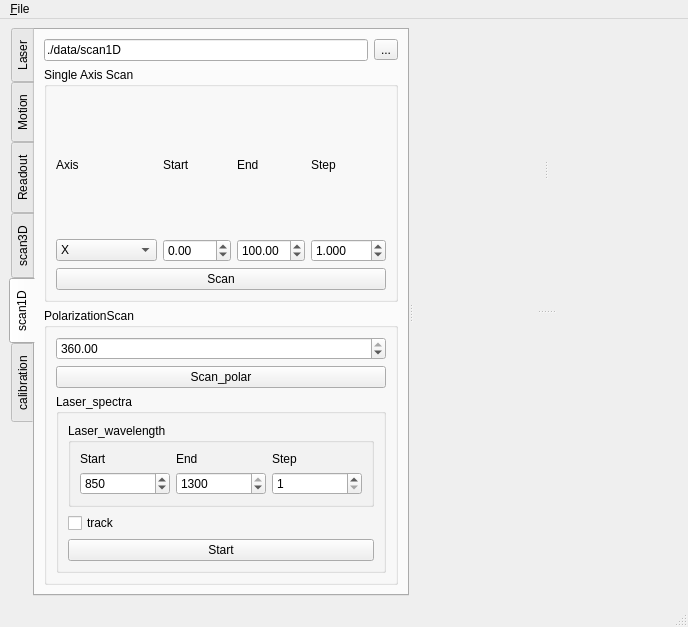
Old version of the form microV.ui in the repository xkronosua/microV.
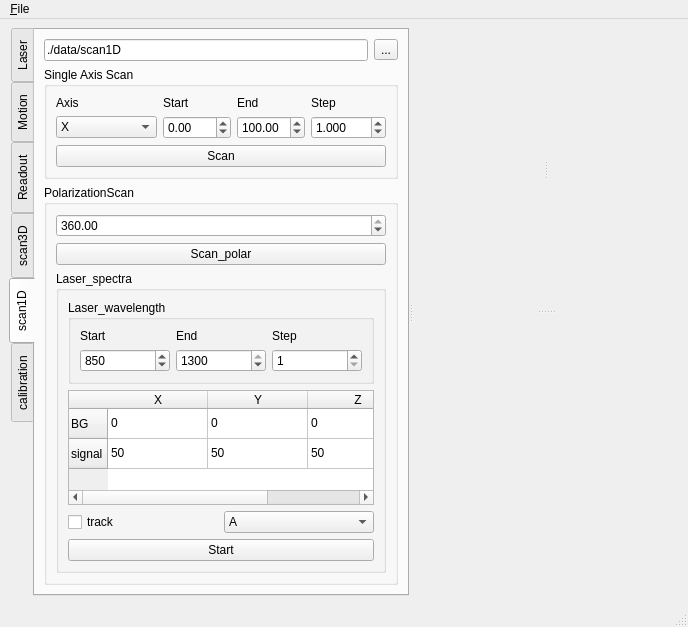
New version of the form. The open tabs and pages were chosen to show the change.

What changed in the file:
```diff
--- a/microV.ui
+++ b/microV.ui
@@ -31,7 +31,7 @@
         <enum>QTabWidget::West</enum>
        </property>
        <property name="currentIndex">
-        <number>4</number>
+        <number>2</number>
        </property>
        <widget class="QWidget" name="Laser">
         <attribute name="title">
@@ -149,8 +149,8 @@
              <rect>
               <x>0</x>
               <y>0</y>
-              <width>224</width>
-              <height>148</height>
+              <width>196</width>
+              <height>115</height>
              </rect>
             </property>
             <attribute name="label">
@@ -208,8 +208,8 @@
              <rect>
               <x>0</x>
               <y>0</y>
-              <width>294</width>
-              <height>198</height>
+              <width>259</width>
+              <height>155</height>
              </rect>
             </property>
             <attribute name="label">
@@ -306,8 +306,8 @@
              <rect>
               <x>0</x>
               <y>0</y>
-              <width>285</width>
-              <height>143</height>
+              <width>255</width>
+              <height>121</height>
              </rect>
             </property>
             <attribute name="label">
@@ -378,8 +378,8 @@
              <rect>
               <x>0</x>
               <y>0</y>
-              <width>285</width>
-              <height>272</height>
+              <width>356</width>
+              <height>436</height>
              </rect>
             </property>
             <attribute name="label">
@@ -574,8 +574,8 @@
              <rect>
               <x>0</x>
               <y>0</y>
-              <width>259</width>
-              <height>162</height>
+              <width>229</width>
+              <height>122</height>
              </rect>
             </property>
             <attribute name="label">
@@ -679,8 +679,8 @@
              <rect>
               <x>0</x>
               <y>0</y>
-              <width>186</width>
-              <height>86</height>
+              <width>174</width>
+              <height>70</height>
              </rect>
             </property>
             <attribute name="label">
@@ -721,8 +721,8 @@
              <rect>
               <x>0</x>
               <y>0</y>
-              <width>293</width>
-              <height>394</height>
+              <width>356</width>
+              <height>348</height>
              </rect>
             </property>
             <attribute name="label">
@@ -1087,7 +1087,7 @@
                   <set>Qt::ImhPreferNumbers</set>
                  </property>
                  <property name="text">
-                  <string>15e-9</string>
+                  <string>15e-6</string>
                  </property>
                 </widget>
                </item>
@@ -1100,7 +1100,7 @@
                   <number>10000</number>
                  </property>
                  <property name="value">
-                  <number>100</number>
+                  <number>1</number>
                  </property>
                 </widget>
                </item>
@@ -1118,6 +1118,20 @@
                  </property>
                 </widget>
                </item>
+               <item row="2" column="1">
+                <widget class="QCheckBox" name="pico_photon_counter">
+                 <property name="text">
+                  <string>PC</string>
+                 </property>
+                </widget>
+               </item>
+               <item row="3" column="1">
+                <widget class="QLineEdit" name="pico_photon_counter_treshold">
+                 <property name="text">
+                  <string>-0.001</string>
+                 </property>
+                </widget>
+               </item>
               </layout>
              </item>
             </layout>
@@ -1127,8 +1141,8 @@
              <rect>
               <x>0</x>
               <y>0</y>
-              <width>312</width>
-              <height>412</height>
+              <width>356</width>
+              <height>348</height>
              </rect>
             </property>
             <attribute name="label">
@@ -1356,8 +1370,8 @@
              <rect>
               <x>0</x>
               <y>0</y>
-              <width>178</width>
-              <height>138</height>
+              <width>156</width>
+              <height>111</height>
              </rect>
             </property>
             <attribute name="label">
@@ -1941,6 +1955,105 @@
                <string>Laser_spectra</string>
               </property>
               <layout class="QGridLayout" name="gridLayout_19">
+               <item row="3" column="0">
+                <layout class="QHBoxLayout" name="horizontalLayout_14">
+                 <item>
+                  <widget class="QCheckBox" name="meas_laser_spectra_track">
+                   <property name="text">
+                    <string>track</string>
+                   </property>
+                  </widget>
+                 </item>
+                 <item>
+                  <widget class="QComboBox" name="meas_laser_spectra_track_channel">
+                   <item>
+                    <property name="text">
+                     <string>A</string>
+                    </property>
+                   </item>
+                   <item>
+                    <property name="text">
+                     <string>B</string>
+                    </property>
+                   </item>
+                  </widget>
+                 </item>
+                </layout>
+               </item>
+               <item row="1" column="0">
+                <widget class="QTableWidget" name="meas_laser_spectra_probe">
+                 <attribute name="horizontalHeaderCascadingSectionResizes">
+                  <bool>false</bool>
+                 </attribute>
+                 <attribute name="horizontalHeaderShowSortIndicator" stdset="0">
+                  <bool>false</bool>
+                 </attribute>
+                 <attribute name="horizontalHeaderStretchLastSection">
+                  <bool>false</bool>
+                 </attribute>
+                 <attribute name="verticalHeaderShowSortIndicator" stdset="0">
+                  <bool>false</bool>
+                 </attribute>
+                 <attribute name="verticalHeaderStretchLastSection">
+                  <bool>false</bool>
+                 </attribute>
+                 <row>
+                  <property name="text">
+                   <string>BG</string>
+                  </property>
+                 </row>
+                 <row>
+                  <property name="text">
+                   <string>signal</string>
+                  </property>
+                 </row>
+                 <column>
+                  <property name="text">
+                   <string>X</string>
+                  </property>
+                 </column>
+                 <column>
+                  <property name="text">
+                   <string>Y</string>
+                  </property>
+                 </column>
+                 <column>
+                  <property name="text">
+                   <string>Z</string>
+                  </property>
+                 </column>
+                 <item row="0" column="0">
+                  <property name="text">
+                   <string>0</string>
+                  </property>
+                 </item>
+                 <item row="0" column="1">
+                  <property name="text">
+                   <string>0</string>
+                  </property>
+                 </item>
+                 <item row="0" column="2">
+                  <property name="text">
+                   <string>0</string>
+                  </property>
+                 </item>
+                 <item row="1" column="0">
+                  <property name="text">
+                   <string>50</string>
+                  </property>
+                 </item>
+                 <item row="1" column="1">
+                  <property name="text">
+                   <string>50</string>
+                  </property>
+                 </item>
+                 <item row="1" column="2">
+                  <property name="text">
+                   <string>50</string>
+                  </property>
+                 </item>
+                </widget>
+               </item>
                <item row="0" column="0">
                 <widget class="QGroupBox" name="groupBox_13">
                  <property name="title">
@@ -2014,7 +2127,7 @@
                  </layout>
                 </widget>
                </item>
-               <item row="2" column="0">
+               <item row="6" column="0">
                 <widget class="QPushButton" name="meas_laser_spectra_go">
                  <property name="text">
                   <string>Start</string>
@@ -2024,13 +2137,6 @@
                  </property>
                 </widget>
                </item>
-               <item row="1" column="0">
-                <widget class="QCheckBox" name="meas_laser_spectra_track">
-                 <property name="text">
-                  <string>track</string>
-                 </property>
-                </widget>
-               </item>
               </layout>
              </widget>
             </item>
@@ -2352,7 +2458,7 @@
      <x>0</x>
      <y>0</y>
      <width>688</width>
-     <height>30</height>
+     <height>21</height>
     </rect>
    </property>
    <widget class="QMenu" name="menuFile">
```
